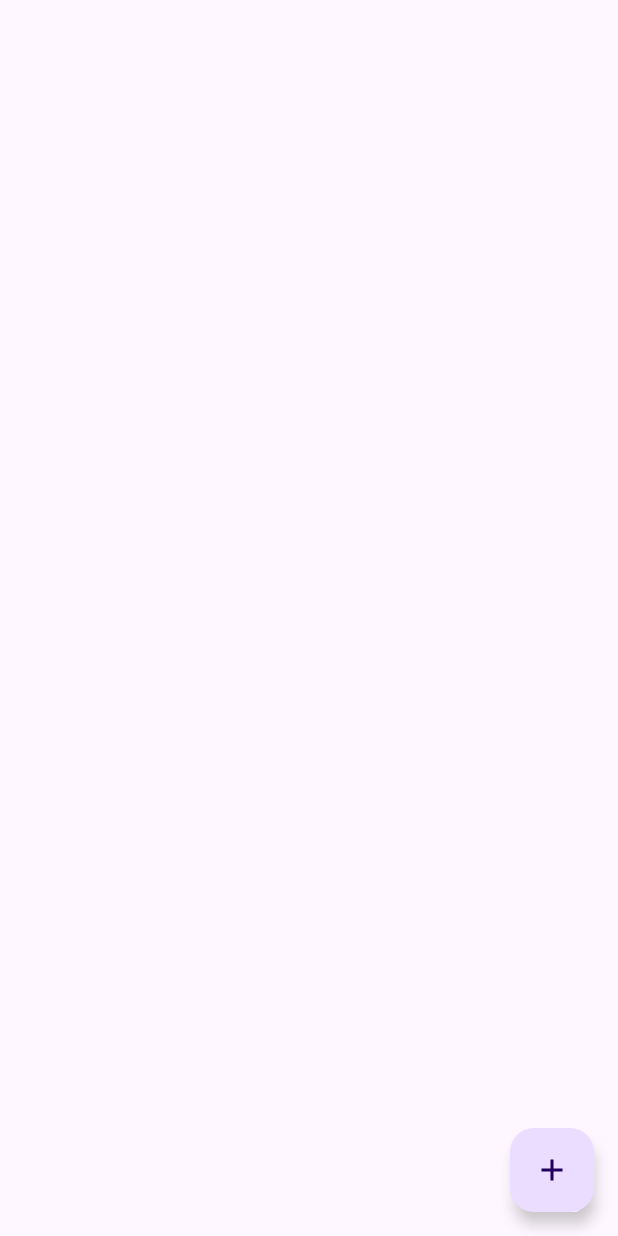
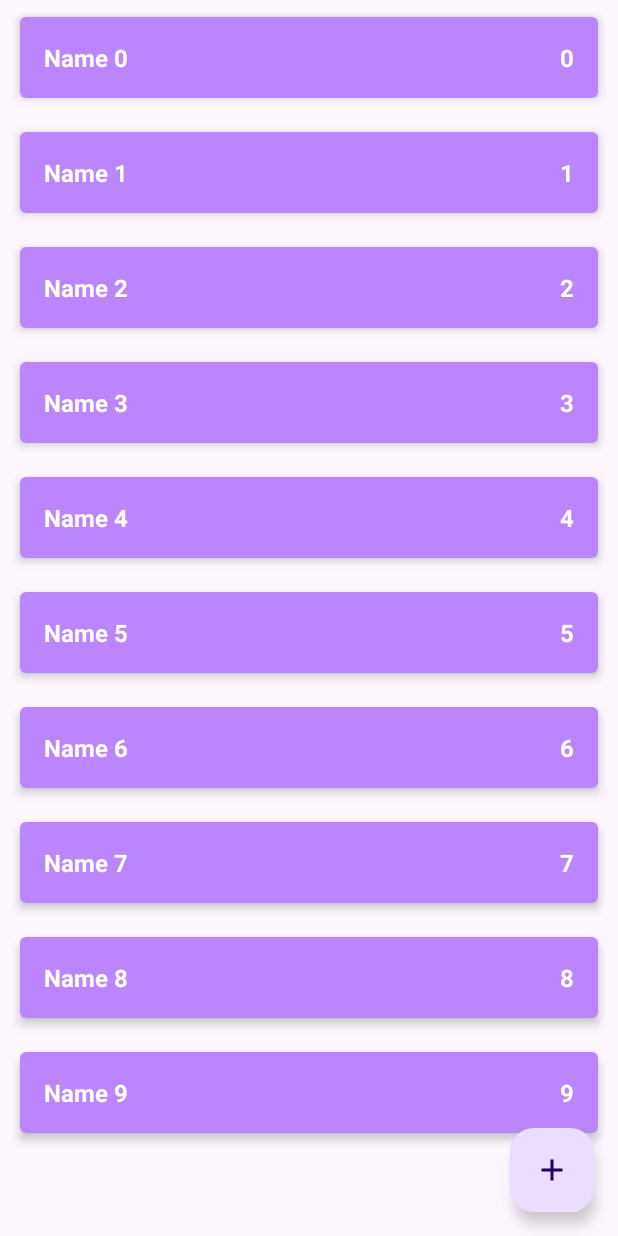
Before and after one commit to AvidAlchemist/ShoppingList, an Android app: the screen it shows after launch (MainActivity), on a phone screen of 412 x 824 dp. Run offline under Robolectric (Android 15) with nearby library versions, the phone set to English and light mode, and no system bars.

Commit message:
Add linear layout to display list (for studying needs)

```diff
--- a/app/src/main/java/com/example/shoppinglist/data/ShopListRepositoryImpl.kt
+++ b/app/src/main/java/com/example/shoppinglist/data/ShopListRepositoryImpl.kt
@@ -9,7 +9,7 @@ object ShopListRepositoryImpl : ShopListRepository {
 
     private val shopListLD = MutableLiveData<List<ShopItem>>()
     //для простоты храним всё в одной переменной, без БД и т.д.
-    private val shopList = mutableListOf<ShopItem>()
+    private val shopList = sortedSetOf<ShopItem>({o1, o2 -> o1.id.compareTo(o2.id)})
 
     private var autoIncrementId = 0
 
--- a/app/src/main/java/com/example/shoppinglist/presentation/MainActivity.kt
+++ b/app/src/main/java/com/example/shoppinglist/presentation/MainActivity.kt
@@ -2,22 +2,49 @@ package com.example.shoppinglist.presentation
 
 import android.os.Bundle
 import android.util.Log
+import android.view.LayoutInflater
+import android.widget.LinearLayout
+import android.widget.TextView
 import androidx.appcompat.app.AppCompatActivity
 import androidx.lifecycle.ViewModel
 import androidx.lifecycle.ViewModelProvider
 import com.example.shoppinglist.R
+import com.example.shoppinglist.domain.ShopItem
 
 class MainActivity : AppCompatActivity() {
 
     private lateinit var viewModel: MainViewModel
+    private lateinit var llShopList : LinearLayout
 
     override fun onCreate(savedInstanceState: Bundle?) {
         super.onCreate(savedInstanceState)
         setContentView(R.layout.activity_main)
+        llShopList = findViewById(R.id.ll_shop_list)
         //то же, что и .get(MainViewModel::class.java)
         viewModel = ViewModelProvider(this) [MainViewModel::class.java]
         viewModel.shopList.observe(this) {
-            Log.d("MainActivityTest",it.toString())
-            }
+            showList(it)
         }
     }
+
+    private fun showList(list : List<ShopItem>) {
+        llShopList.removeAllViews()
+        for(shopItem in list) {
+            val layoutId = if (shopItem.enabled) {
+                R.layout.item_shop_enabled
+            } else {
+                R.layout.item_shop_disabled
+            }
+            val view = LayoutInflater.from(this).inflate(layoutId, llShopList, false)
+            val tvName = view.findViewById<TextView>(R.id.tv_name)
+            val tvCount = view.findViewById<TextView>(R.id.tv_count)
+            tvName.text = shopItem.name
+            tvCount.text = shopItem.count.toString()
+            view.setOnLongClickListener {
+                viewModel.changeEnableState(shopItem)
+                true
+            }
+            llShopList.addView(view)
+        }
+    }
+}
--- a/app/src/main/res/layout/activity_main.xml
+++ b/app/src/main/res/layout/activity_main.xml
@@ -6,10 +6,23 @@
     android:layout_height="match_parent"
     tools:context=".presentation.MainActivity">
 
+    <ScrollView
+        android:layout_width="match_parent"
+        android:layout_height="match_parent">
+
+        <LinearLayout
+            android:id="@+id/ll_shop_list"
+            android:layout_width="match_parent"
+            android:layout_height="wrap_content"
+            android:orientation="vertical"
+            />
+    </ScrollView>
+
     <androidx.recyclerview.widget.RecyclerView
         android:id="@+id/rv_shop_list"
         android:layout_width="0dp"
         android:layout_height="0dp"
+        android:visibility="gone"
         app:layout_constraintBottom_toBottomOf="parent"
         app:layout_constraintEnd_toEndOf="parent"
         app:layout_constraintStart_toStartOf="parent"
```
